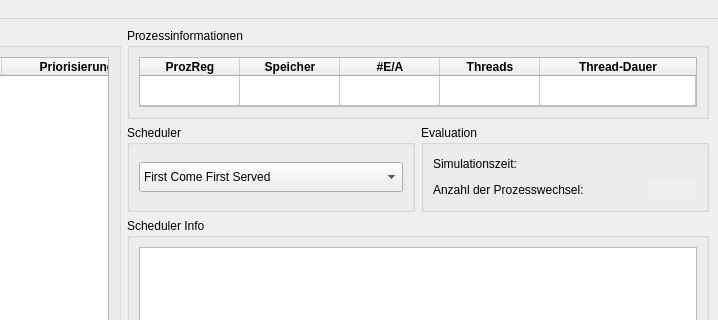
The window that Betriebssysteme_Scheduler/mainwindow.ui (Baffmer/Betriebssysteme_Scheduler) describes before a commit, drawn with Qt 5; both pictures show x 470 to 1188 and y 0 to 320 of the 1188 by 687 pixel window.
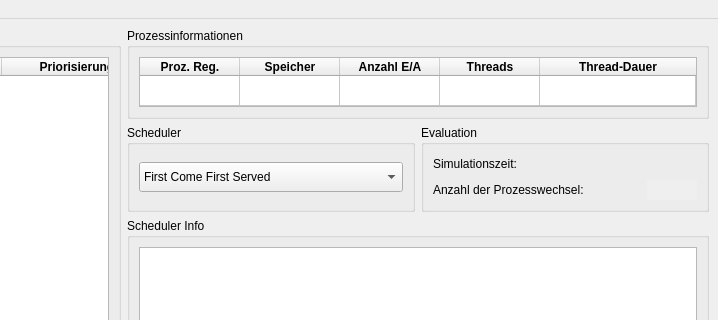
The same window after the commit. Icons and pictures are not drawn.

The edit to the form file:
```diff
--- a/Betriebssysteme_Scheduler/mainwindow.ui
+++ b/Betriebssysteme_Scheduler/mainwindow.ui
@@ -270,7 +270,7 @@
              <row/>
              <column>
               <property name="text">
-               <string>ProzReg</string>
+               <string>Proz. Reg.</string>
               </property>
              </column>
              <column>
@@ -280,7 +280,7 @@
              </column>
              <column>
               <property name="text">
-               <string>#E/A</string>
+               <string>Anzahl E/A</string>
               </property>
              </column>
              <column>
```
